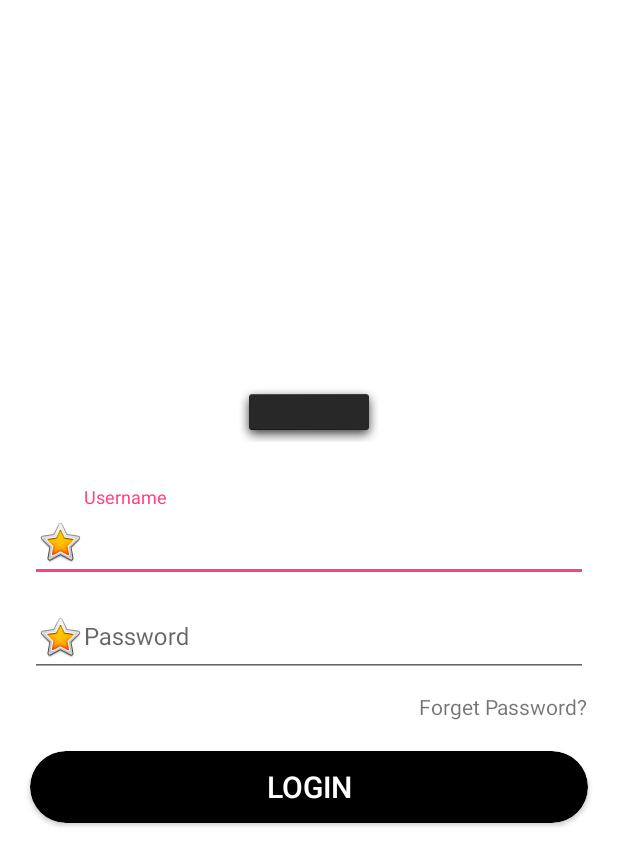
After one commit to vikesh-jhajhria/Maesta, an Android app: the layout activity_login.xml on its own in the app's theme, with its tools: preview values and no code run, on a phone screen of 412 x 824 dp. The commit adds this screen. Shown: the top 866 px of the screen. Run offline under Robolectric (Android 15) with nearby library versions, the light colour scheme and no system bars.

Commit message:
15-07-2016

```diff
--- a/app/build.gradle
+++ b/app/build.gradle
@@ -20,7 +20,8 @@ android {
 }
 
 dependencies {
-    compile fileTree(dir: 'libs', include: ['*.jar'])
+    compile fileTree(include: ['*.jar'], dir: 'libs')
     testCompile 'junit:junit:4.12'
     compile 'com.android.support:appcompat-v7:24.0.0'
+    compile 'com.android.support:cardview-v7:24.0.0'
 }
--- /dev/null
+++ b/app/src/main/res/layout/activity_login.xml
@@ -0,0 +1,112 @@
+<android.support.design.widget.CoordinatorLayout xmlns:android="http://schemas.android.com/apk/res/android"
+    xmlns:app="http://schemas.android.com/apk/res-auto"
+    android:layout_width="match_parent"
+    android:layout_height="match_parent"
+    android:background="@color/bg_color">
+
+  <!--  <android.support.design.widget.AppBarLayout
+        android:id="@+id/appbar"
+        android:layout_width="match_parent"
+        android:layout_height="wrap_content"
+        android:theme="@style/ThemeOverlay.AppCompat.Dark.ActionBar">
+
+        <android.support.v7.widget.Toolbar
+            android:id="@+id/toolbar"
+            android:layout_width="match_parent"
+            android:layout_height="?actionBarSize"
+            android:background="?attr/colorPrimary"
+            app:title="@string/login"
+            app:popupTheme="@style/ThemeOverlay.AppCompat.Light" />
+
+
+    </android.support.design.widget.AppBarLayout>-->
+
+
+    <LinearLayout
+        android:id="@+id/first_name_linear"
+        android:layout_width="match_parent"
+        android:layout_height="wrap_content"
+        android:orientation="vertical"
+        android:layout_gravity="center_vertical">
+
+        <ImageView
+            android:layout_marginBottom="30dp"
+            android:layout_width="wrap_content"
+            android:layout_gravity="center"
+            android:layout_height="wrap_content"
+            android:src="@android:drawable/dialog_holo_dark_frame"/>
+
+        <android.support.design.widget.TextInputLayout
+            android:id="@+id/rgr_name_input"
+            android:layout_width="match_parent"
+            android:layout_height="wrap_content">
+
+
+            <EditText
+                android:drawableLeft="@android:drawable/btn_star_big_on"
+                android:id="@+id/rgr_name"
+
+                android:layout_marginLeft="@dimen/margin_20"
+                android:layout_marginRight="@dimen/margin_20"
+                android:layout_width="match_parent"
+                android:layout_height="wrap_content"
+                android:hint="@string/username"
+                android:inputType="textCapWords"
+                android:singleLine="true"
+                android:textColor="@color/gray_light"
+                android:textSize="@dimen/font_16" />
+
+        </android.support.design.widget.TextInputLayout>
+
+        <android.support.design.widget.TextInputLayout
+            android:id="@+id/rgr_password_input"
+            android:layout_width="match_parent"
+            android:layout_height="wrap_content">
+
+
+            <EditText
+                android:drawableLeft="@android:drawable/btn_star_big_on"
+                android:id="@+id/rgr_password"
+                android:layout_marginLeft="@dimen/margin_20"
+                android:layout_marginRight="@dimen/margin_20"
+            android:layout_marginTop="@dimen/margin_10"
+                android:layout_width="match_parent"
+                android:layout_height="wrap_content"
+                android:hint="@string/password"
+                android:inputType="textCapWords"
+                android:singleLine="true"
+                android:textColor="@color/gray_light"
+                android:textSize="@dimen/font_16" />
+
+        </android.support.design.widget.TextInputLayout>
+
+        <TextView
+            android:layout_width="wrap_content"
+            android:layout_height="wrap_content"
+            android:layout_marginTop="10dp"
+            android:layout_marginRight="20dp"
+            android:layout_gravity="right"
+            android:text="@string/forgetpassword"/>
+        <android.support.v7.widget.CardView
+            android:id="@+id/registerBtn_card"
+            android:layout_width="match_parent"
+            android:layout_height="wrap_content"
+        android:layout_margin="20dp"
+            android:clickable="false"
+            app:cardBackgroundColor="@color/colorPrimary"
+            app:cardCornerRadius="@dimen/margin_25"
+            app:cardUseCompatPadding="false">
+
+            <Button
+                android:id="@+id/btn_register"
+                android:layout_width="match_parent"
+                android:layout_height="wrap_content"
+                android:background="@null"
+                android:text="@string/login"
+                android:textColor="@color/white"
+                android:textSize="@dimen/font_20" />
+        </android.support.v7.widget.CardView>
+
+    </LinearLayout>
+
+    </android.support.design.widget.CoordinatorLayout>
--- a/app/src/main/res/values/colors.xml
+++ b/app/src/main/res/values/colors.xml
@@ -1,6 +1,9 @@
 <?xml version="1.0" encoding="utf-8"?>
 <resources>
-    <color name="colorPrimary">#3F51B5</color>
-    <color name="colorPrimaryDark">#303F9F</color>
+    <color name="colorPrimary">#000000</color>
+    <color name="colorPrimaryDark">#000000</color>
     <color name="colorAccent">#FF4081</color>
+    <color name="white">#ffffff</color>
+    <color name="gray_light">#7E7E7E</color>
+    <color name="bg_color">#ffffff</color>
 </resources>
--- a/app/src/main/res/values/strings.xml
+++ b/app/src/main/res/values/strings.xml
@@ -1,3 +1,12 @@
 <resources>
     <string name="app_name">Maesta</string>
+    <!--Login-->
+    <string name="login">Login</string>
+    <string name="username">Username</string>
+    <string name="password">Password</string>
+    <string name="forgetpassword">Forget Password?</string>
+<!--Aboutus-->
+    <string name="aboutus"> About Us</string>
+    <string name="terms_condition">Terms and Conditions</string>
+
 </resources>
--- a/app/src/main/res/values/styles.xml
+++ b/app/src/main/res/values/styles.xml
@@ -1,11 +1,12 @@
 <resources>
 
-    <!-- Base application theme. -->
     <style name="AppTheme" parent="Theme.AppCompat.Light.DarkActionBar">
         <!-- Customize your theme here. -->
+        <item name="windowNoTitle">true</item>
+        <item name="windowActionBar">false</item>
         <item name="colorPrimary">@color/colorPrimary</item>
         <item name="colorPrimaryDark">@color/colorPrimaryDark</item>
         <item name="colorAccent">@color/colorAccent</item>
+        <item name="android:textColorPrimary">#FFFFFF</item>
     </style>
-
 </resources>
```
Also changed, not shown: app/src/main/res/layout/activity_aboutus.xml (added, +70 -0 lines), app/src/main/res/layout/activity_splash.xml (+6 -2 lines), app/src/main/res/layout/activity_terms_condition.xml (added, +35 -0 lines), app/src/main/res/layout/item_my_collection.xml (added, +128 -0 lines), app/src/main/res/values/dimens.xml (+57 -0 lines), app/src/main/res/drawable-xxxhdpi/images.jpg (added).
